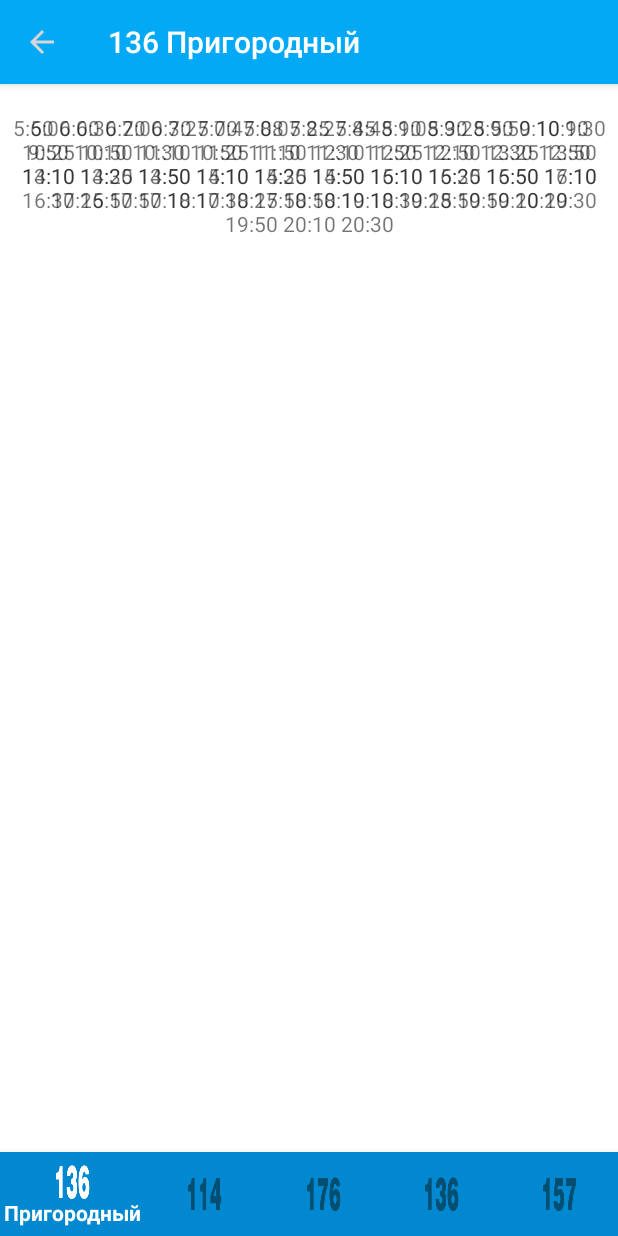
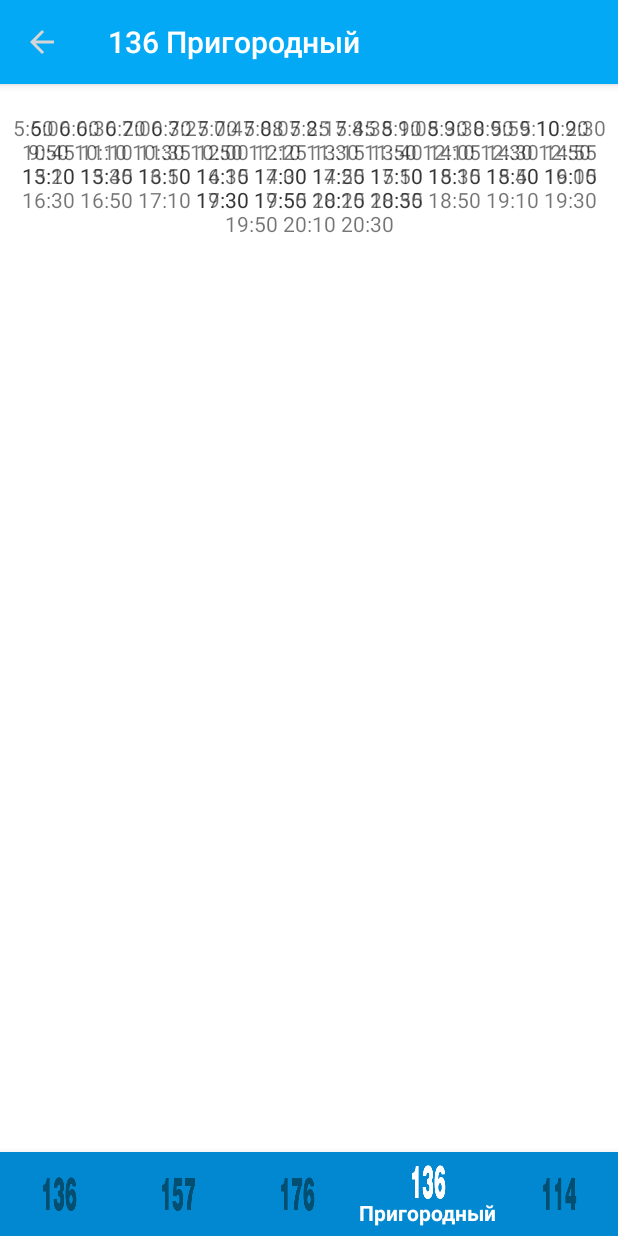
Before and after one commit to dimmigg/TabsBus, an Android app: the screen it shows after launch (MainActivity), on a phone screen of 412 x 824 dp. Run offline under Robolectric (Android 15) with nearby library versions, the phone set to English and light mode, and no system bars; libraries missing offline, so code that uses them is left out: com.mikepenz.iconics, com.mikepenz.materialdrawer; 1 statement that could not run was skipped.

Commit message:
исправил ошибку в некорректно отображаемой инфе

```diff
--- a/app/src/main/res/menu/navigation.xml
+++ b/app/src/main/res/menu/navigation.xml
@@ -1,21 +1,5 @@
 <?xml version="1.0" encoding="utf-8"?>
 <menu xmlns:android="http://schemas.android.com/apk/res/android">
-
-    <item
-        android:id="@+id/navigation_136pos"
-        android:enabled="true"
-        android:icon="@drawable/ic_136_96dp2"
-        android:title="@string/btnMenuPos" />
-
-    <item
-        android:id="@+id/navigation_114"
-        android:icon="@drawable/ic_114_96dp"
-        android:title="@string/btnMenuCkh" />
-    <item
-        android:id="@+id/navigation_176"
-        android:icon="@drawable/ic_176_96dp"
-        android:title="@string/btnMenuPosTec" />
-
     <item
         android:id="@+id/navigation_136kmr"
         android:icon="@drawable/ic_136_96dp2"
@@ -24,5 +8,17 @@
         android:id="@+id/navigation_157kmr"
         android:icon="@drawable/ic_157_96dp"
         android:title="@string/btnMenuKmr" />
-
+    <item
+        android:id="@+id/navigation_176"
+        android:icon="@drawable/ic_176_96dp"
+        android:title="@string/btnMenuPosTec" />
+    <item
+        android:id="@+id/navigation_136pos"
+        android:enabled="true"
+        android:icon="@drawable/ic_136_96dp2"
+        android:title="@string/btnMenuPos" />
+    <item
+        android:id="@+id/navigation_114"
+        android:icon="@drawable/ic_114_96dp"
+        android:title="@string/btnMenuCkh" />
 </menu>
--- a/app/src/main/res/values/strings.xml
+++ b/app/src/main/res/values/strings.xml
@@ -1,5 +1,5 @@
 <resources>
-    <string name="app_name">TabsBus</string>
+    <string name="app_name">Расписание</string>
     <string name="title_home">Home</string>
     <string name="title_dashboard">Dashboard</string>
     <string name="title_notifications">Notifications</string>
@@ -8,8 +8,6 @@
     <string name="setting">Настройки</string>
     <string name="aboutTheProgram">О программе</string>
     <string name="aboutTheProgramToast">Это приложение настолько крутое, что есть только у тебя и Майкла Джексона!</string>
-
-
 
     <string name="setTextSize">Размер времени</string>
     <string name="setTextSizeSum">Выбрать размер текста</string>
@@ -29,42 +27,40 @@
     <string name="toolBar_136kmrVih">136 КМР - выходной день</string>
     <string name="toolBar_157kmr">157 КМР</string>
     <string name="toolBar_157kmrVih">157 КМР - выходной день</string>
-    <string name="toolBar_176">176 ТЭЦ и Пригородный и суббота</string>
+    <string name="toolBar_176">176 ТЭЦ и Пригородный</string>
     <string name="toolBar_114">114 ЦКХ</string>
     <string name="toolBar_114Vih">114 - выходной день</string>
-
 
     <string name="btnMenuPos">Пригородный</string>
     <string name="btnMenuKmr">КМР</string>
     <string name="btnMenuPosTec">ТЭЦ и Пригородный</string>
     <string name="btnMenuCkh">ЦКХ</string>
 
-
     <string name="TextTime157kmr"> 6:40 7:00 7:20 7:40 8:00 8:20 8:40 9:00 9:20 9:40 10:00
         10:20 10:40 11:00 11:20 11:40 12:00 12:20 12:40 13:00 13:20 13:40 14:00 14:20
         14:40 15:00 15:20 15:40 16:00 16:20 16:40 17:00 17:20 17:40 18:00 18:20 18:40
         19:00 19:20 19:40 20:00 20:30 21:00 21:30</string>
-    <string name="TextTime157kmrVih">6:40 7:00 7:20 7:40 8:00 8:20 8:40 9:00 9:25 10:00 10:25
-        11:00 11:25 12:00 12:25 13:00 13:25 14:00 14:25 15:00 15:25 16:00 16:25 17:00 17:25
-        18:00 18:25 19:00 19:30 20:00 20:30 21:00 21:30</string>
+    <string name="TextTime157kmrVih">6:35 6:55 7:15 7:35 7:55 8:15 8:35 8:55 9:25 9:50 10:15
+        10:40 11:05 11:30 11:55 12:20 12:45 13:10 13:35 14:00 14:25 14:50 15:15 15:40 16:05 16:30 16:55 17:20
+        17:45 18:10 18:35 19:00 19:30 20:00 20:30 21:00</string>
     <string name="TextTime136pos">5:50 6:00 6:20 6:30 7:00 7:08 7:25 7:45 8:10 8:30 8:50 9:10 9:30 9:50
         10:10 10:30 10:50 11:10 11:30 11:50 12:10 12:30 12:50 13:10 13:30 13:50
         14:10 14:30 14:50 15:10 15:30 15:50 16:10 16:30 16:50 17:10 17:30 17:50
         18:10 18:30 18:50 19:10 19:30 19:50 20:10 20:30</string>
-    <string name="TextTime136posVih">6:00 6:30 7:00 7:25 7:45 8:05 8:25 8:45 9:05 9:25 9:50
-        10:10 10:25 10:50 11:10 11:25 11:50 12:10 12:25 12:50 13:25 13:50
-        14:10 14:25 14:50 15:10 15:25 15:50 16:10 16:25 16:50 17:10 17:25 17:50
-        18:10 18:25 18:50 19:10 19:25 19:50 20:20</string>
+    <string name="TextTime136posVih">6:00 6:30 7:00 7:25 7:45 8:05 8:15 8:35 9:05 9:30 9:55
+        10:20 10:45 11:10 11:35 12:00 12:25 13:15 13:40
+        14:05 14:30 14:55 15:20 15:45 16:10 16:35 17:00 17:25 17:50
+        18:15 18:40 19:05 19:30 19:55 20:25 20:55</string>
     <string name="TextTime136kmr">6:15 6:30 6:50 7:10 7:30 7:50 8:10 8:30 8:50 9:10 9:30 9:50
         10:10 10:30 10:50 11:10 11:30 11:50 12:10 12:30 12:50 13:10 13:30 13:50
         14:10 14:30 14:50 15:10 15:30 15:50 16:10 16:30 16:50 17:10 17:30 17:50
         18:10 18:30 18:50 19:10 19:30 19:50 20:15 20:45</string>
-    <string name="TextTime136kmrVih">6:30 6:50 7:10 7:30 7:50 8:10 8:30 8:50 9:15 9:35 9:50
-        10:15 10:35 10:50 11:15 11:35 11:50 12:15 12:35 12:50 13:15 13:35 13:50
-        14:15 14:35 14:50 15:15 15:35 15:50 16:15 16:35 16:50 17:15 17:35 17:50
-        18:15 18:35 18:50 19:15 19:45  20:15 20:45</string>
+    <string name="TextTime136kmrVih">6:25 6:45 7:05 7:25 7:45 8:05 8:25 8:45 9:10 9:40 10:05
+        10:30 10:55 11:20 11:45 12:10 12:35 13:00 13:25 13:50
+        14:15 14:40 15:05 15:30 15:55 16:20 16:45 17:10 17:35 18:00
+        18:20 18:45 19:15 19:45 20:15 20:45 21:30</string>
     <string name="TextTime176">5:55 6:35 7:25 8:15 9:05 9:55 10:45 11:25 12:15 13:05 15:25
-        16:15 17:05 17:55 18:45 19:35</string>
+        16:15 17:05 17:55 18:45 19:35\nи в субботу</string>
     <string name="TextTime114">6:15 6:35 6:55 7:12 7:30 7:50 8:10 8:30 8:50 9:10 9:30 9:50
         10:10 10:30 10:50 11:10 11:30 11:50 12:10 12:30 12:50 13:10 13:30 13:50 14:10 14:30
         14:50 15:10 15:30 15:50 16:10 16:30 16:50 17:10 17:30 17:45 18:00 18:15 18:30 18:45
@@ -73,6 +69,5 @@
         10:10 10:30 10:50 11:10 11:30 11:55 12:20 12:45 13:10 13:35 14:00 14:25 14:50
         15:10 15:30 15:50 16:10 16:30 16:50 17:10 17:30 17:50 18:10 18:30 18:50 19:15
         19:40 20:05 20:30</string>
-
-
+    <string name="TextTime176Vih">в воскресенье другое расписание. Найдёшь - скажи =)</string>
 </resources>
```
Also changed, not shown: app/src/main/java/com/dimka/tabsbus/MainActivity.java (+7 -7 lines), app/src/main/res/layout/activity_main.xml (+2 -14 lines), app/src/main/res/layout/activity_setting.xml (+7 -6 lines), app/src/main/res/mipmap-hdpi/ic_launcher.png, app/src/main/res/mipmap-hdpi/ic_launcher_round.png, app/src/main/res/mipmap-mdpi/ic_launcher.png, app/src/main/res/mipmap-mdpi/ic_launcher_round.png, app/src/main/res/mipmap-xhdpi/ic_launcher.png, app/src/main/res/mipmap-xhdpi/ic_launcher_round.png, app/src/main/res/mipmap-xxhdpi/ic_launcher.png, app/src/main/res/mipmap-xxhdpi/ic_launcher_round.png, app/src/main/res/mipmap-xxxhdpi/ic_launcher.png, app/src/main/res/mipmap-xxxhdpi/ic_launcher_round.png.
